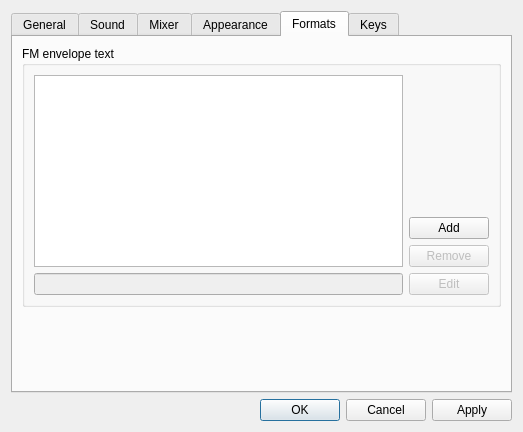
This is BambooTracker/gui/configuration_dialog.ui in BambooTracker/BambooTracker as Qt 5 draws it before an edit. The edited form follows.
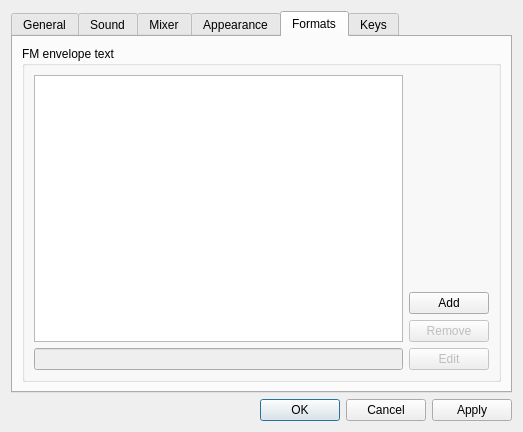
This is the edited form. The open tabs and pages were chosen to show the change. Custom widgets are drawn as their Qt base class.

Commit message:
Fix default ADPCM editor dialog size
also modify configuration dialog

Diff of the .ui file:
```diff
--- a/BambooTracker/gui/configuration_dialog.ui
+++ b/BambooTracker/gui/configuration_dialog.ui
@@ -1097,19 +1097,6 @@
          </layout>
         </widget>
        </item>
-       <item row="1" column="0">
-        <spacer name="verticalSpacer_4">
-         <property name="orientation">
-          <enum>Qt::Vertical</enum>
-         </property>
-         <property name="sizeHint" stdset="0">
-          <size>
-           <width>20</width>
-           <height>40</height>
-          </size>
-         </property>
-        </spacer>
-       </item>
       </layout>
      </widget>
      <widget class="QWidget" name="keysTab">
```
The commit also changes 1 other file.
